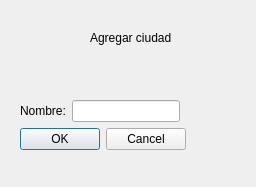
Before: the Qt Designer form agregarciudad.ui in pacheevb/ED_Proyecto2, drawn with Qt 5.
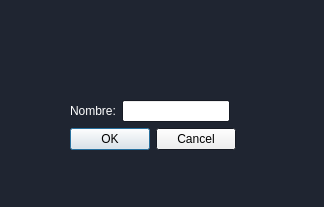
After: the same form once the commit is applied. Icons and pictures are not drawn.

Diff of the .ui file:
```diff
--- a/agregarciudad.ui
+++ b/agregarciudad.ui
@@ -6,33 +6,103 @@
    <rect>
     <x>0</x>
     <y>0</y>
-    <width>256</width>
-    <height>187</height>
+    <width>324</width>
+    <height>207</height>
    </rect>
   </property>
+  <property name="palette">
+   <palette>
+    <active>
+     <colorrole role="Base">
+      <brush brushstyle="SolidPattern">
+       <color alpha="255">
+        <red>255</red>
+        <green>255</green>
+        <blue>255</blue>
+       </color>
+      </brush>
+     </colorrole>
+     <colorrole role="Window">
+      <brush brushstyle="SolidPattern">
+       <color alpha="255">
+        <red>31</red>
+        <green>37</green>
+        <blue>49</blue>
+       </color>
+      </brush>
+     </colorrole>
+    </active>
+    <inactive>
+     <colorrole role="Base">
+      <brush brushstyle="SolidPattern">
+       <color alpha="255">
+        <red>255</red>
+        <green>255</green>
+        <blue>255</blue>
+       </color>
+      </brush>
+     </colorrole>
+     <colorrole role="Window">
+      <brush brushstyle="SolidPattern">
+       <color alpha="255">
+        <red>31</red>
+        <green>37</green>
+        <blue>49</blue>
+       </color>
+      </brush>
+     </colorrole>
+    </inactive>
+    <disabled>
+     <colorrole role="Base">
+      <brush brushstyle="SolidPattern">
+       <color alpha="255">
+        <red>31</red>
+        <green>37</green>
+        <blue>49</blue>
+       </color>
+      </brush>
+     </colorrole>
+     <colorrole role="Window">
+      <brush brushstyle="SolidPattern">
+       <color alpha="255">
+        <red>31</red>
+        <green>37</green>
+        <blue>49</blue>
+       </color>
+      </brush>
+     </colorrole>
+    </disabled>
+   </palette>
+  </property>
   <property name="windowTitle">
    <string>Dialog</string>
   </property>
   <widget class="QLabel" name="label">
    <property name="geometry">
     <rect>
-     <x>90</x>
+     <x>10</x>
      <y>30</y>
-     <width>81</width>
-     <height>16</height>
+     <width>301</width>
+     <height>31</height>
     </rect>
    </property>
    <property name="text">
-    <string>Agregar ciudad</string>
+    <string/>
+   </property>
+   <property name="pixmap">
+    <pixmap resource="recursos.qrc">:/Recursos/lb_agregarCiudad.png</pixmap>
+   </property>
+   <property name="scaledContents">
+    <bool>true</bool>
    </property>
   </widget>
-  <widget class="QWidget" name="">
+  <widget class="QWidget" name="layoutWidget">
    <property name="geometry">
     <rect>
-     <x>20</x>
+     <x>70</x>
      <y>100</y>
-     <width>213</width>
-     <height>59</height>
+     <width>267</width>
+     <height>72</height>
     </rect>
    </property>
    <layout class="QFormLayout" name="formLayout_2">
@@ -40,6 +110,43 @@
      <layout class="QFormLayout" name="formLayout">
       <item row="0" column="0">
        <widget class="QLabel" name="label_2">
+        <property name="palette">
+         <palette>
+          <active>
+           <colorrole role="WindowText">
+            <brush brushstyle="SolidPattern">
+             <color alpha="255">
+              <red>255</red>
+              <green>255</green>
+              <blue>255</blue>
+             </color>
+            </brush>
+           </colorrole>
+          </active>
+          <inactive>
+           <colorrole role="WindowText">
+            <brush brushstyle="SolidPattern">
+             <color alpha="255">
+              <red>255</red>
+              <green>255</green>
+              <blue>255</blue>
+             </color>
+            </brush>
+           </colorrole>
+          </inactive>
+          <disabled>
+           <colorrole role="WindowText">
+            <brush brushstyle="SolidPattern">
+             <color alpha="255">
+              <red>120</red>
+              <green>120</green>
+              <blue>120</blue>
+             </color>
+            </brush>
+           </colorrole>
+          </disabled>
+         </palette>
+        </property>
         <property name="text">
          <string>Nombre:</string>
         </property>
```
Left out of the diff: 13 changed lines with no effect on the pictures.
